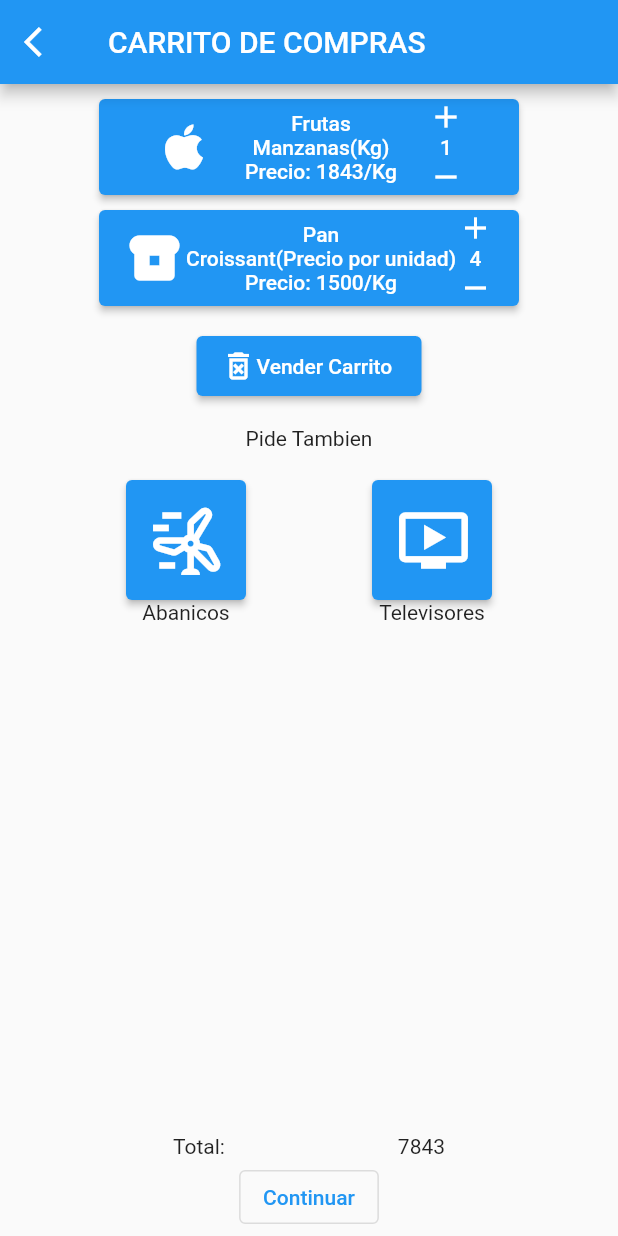
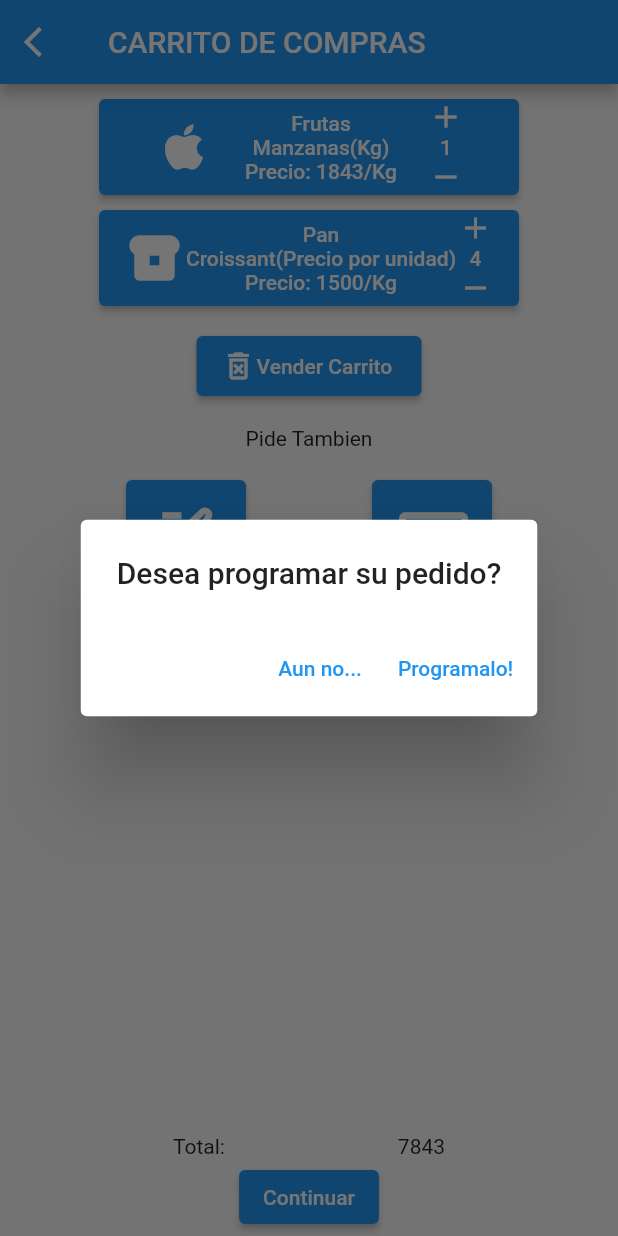
Before and after one commit to angulojd/ui_basica_flutter, a Flutter app: the ShoppingCartPage screen opened directly, after a tap on "Continuar", on a phone screen of 412 x 824 dp. Run offline on Flutter 3.47's test engine with Material 2 defaults, Android fonts, the phone set to English and light mode, and no system bars; our stand-ins replace get.

Commit message:
pop up a

```diff
--- a/lib/ui/pages/content/Cliente/shopping_cart.dart
+++ b/lib/ui/pages/content/Cliente/shopping_cart.dart
@@ -173,9 +173,21 @@ class _ShoppingCartPageState extends State<ShoppingCartPage> {
                 Text("7843"),
               ],
             ),
-            OutlinedButton(
+            ElevatedButton(
               onPressed: () {
-                debugPrint("algo");
+                showDialog(
+                  context: context,
+                  builder: (context) => AlertDialog(
+                    title: const Text("Desea programar su pedido?"),
+                    actions: [
+                      TextButton(
+                        onPressed: ()=>Navigator.pop(context),
+                        child: const Text("Aun no..."),
+                      ),
+                      TextButton(onPressed: ()=>Navigator.pop(context), child: const Text("Programalo!"))
+                    ],
+                  ),
+                );
               },
               child: const Text("Continuar"),
             ),
```
